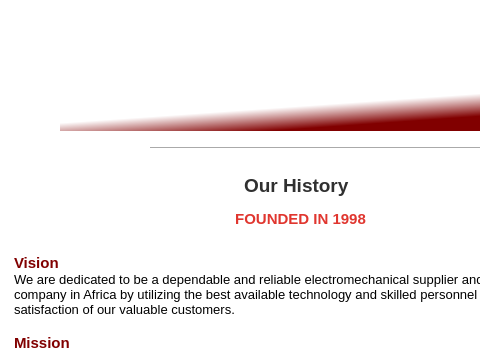
Above: AboutYASART.ui from christawi/SCADA before the change; both pictures show x 0 to 480 and y 0 to 349 of the 620 by 650 pixel window. Below: the same form after it.
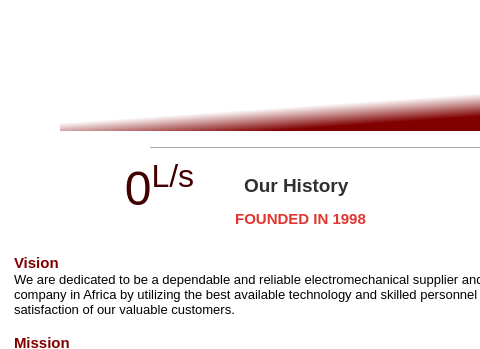
That is the form after the change. Icons and pictures are not drawn.

Diff of the .ui file:
```diff
--- a/AboutYASART.ui
+++ b/AboutYASART.ui
@@ -493,6 +493,31 @@
 &lt;p style=&quot; margin-top:0px; margin-bottom:0px; margin-left:0px; margin-right:0px; -qt-block-indent:0; text-indent:0px;&quot;&gt;&lt;span style=&quot; font-family:'Sarala'; font-size:10pt; color:#000000; background-color:transparent;&quot;&gt;We prioritize the ethical principles like honesty, loyalty, trustworthiness and respect for others&lt;/span&gt;&lt;/p&gt;&lt;/body&gt;&lt;/html&gt;</string>
           </property>
          </widget>
+         <widget class="QLabel" name="progValueT">
+          <property name="geometry">
+           <rect>
+            <x>80</x>
+            <y>160</y>
+            <width>159</width>
+            <height>58</height>
+           </rect>
+          </property>
+          <property name="font">
+           <font>
+            <pointsize>36</pointsize>
+           </font>
+          </property>
+          <property name="styleSheet">
+           <string notr="true">color: rgb(129, 0, 0);
+background-color: rgba(0, 0, 0, 0);</string>
+          </property>
+          <property name="text">
+           <string>&lt;p&gt;&lt;span style=&quot; color:#430000;&quot;&gt;0&lt;/span&gt;&lt;span style=&quot; color:#430000; vertical-align:super;&quot;&gt;L/s&lt;/span&gt;&lt;/p&gt;</string>
+          </property>
+          <property name="alignment">
+           <set>Qt::AlignCenter</set>
+          </property>
+         </widget>
         </widget>
        </item>
       </layout>
```
